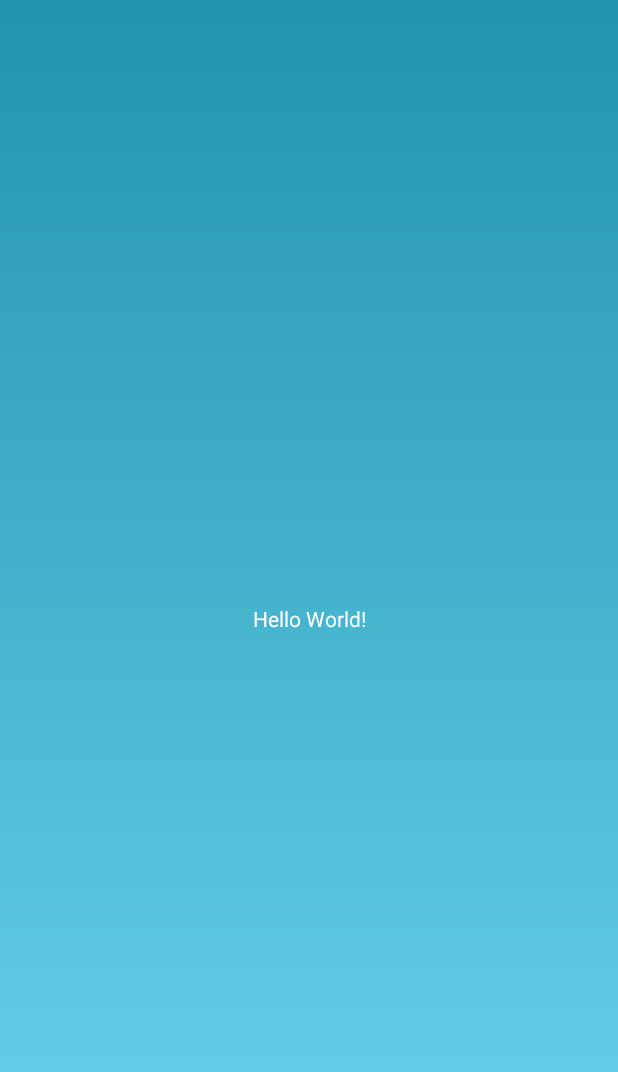
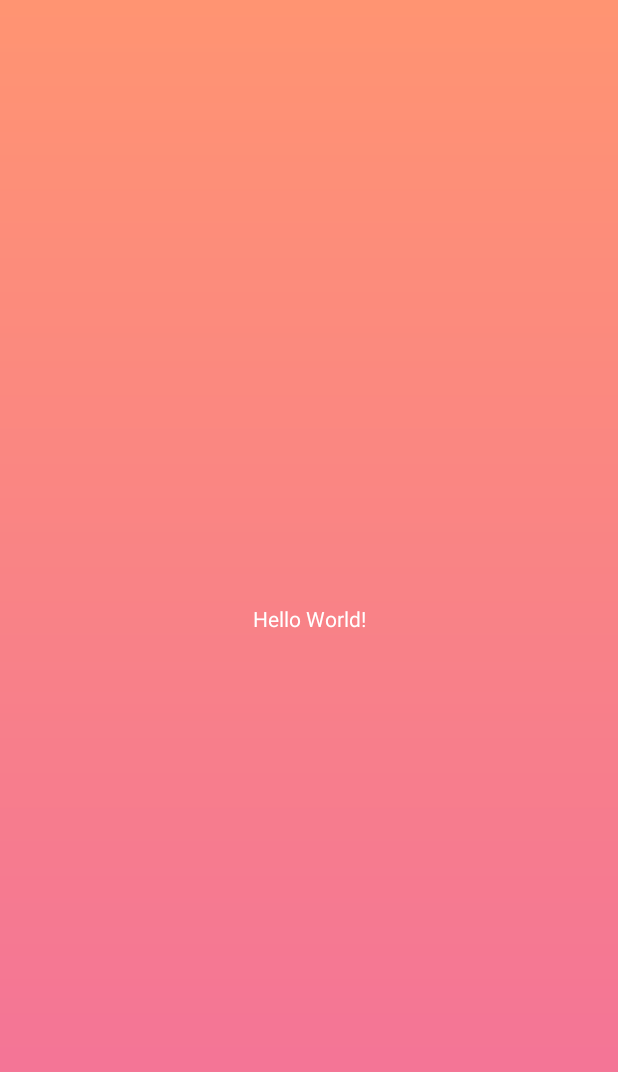
Before and after one commit to jennaolee/FoodApp, an Android app: the screen it shows after launch (MainActivity), on a phone screen of 412 x 824 dp. Shown: the top 1072 px of the screen. Run offline under Robolectric (Android 15) with nearby library versions, the phone set to English and light mode, and no system bars.

Commit message:
Added gradient bg

```diff
--- a/app/src/main/res/drawable/gradient_bg.xml
+++ b/app/src/main/res/drawable/gradient_bg.xml
@@ -4,8 +4,8 @@
     xmlns:android="http://schemas.android.com/apk/res/android">
     <gradient
         android:angle="90"
-        android:startColor="#6dd5ed"
-        android:endColor="#2193b0"
+        android:startColor="#f2709c"
+        android:endColor="#ff9472"
         >
     </gradient>
 </shape>
```
